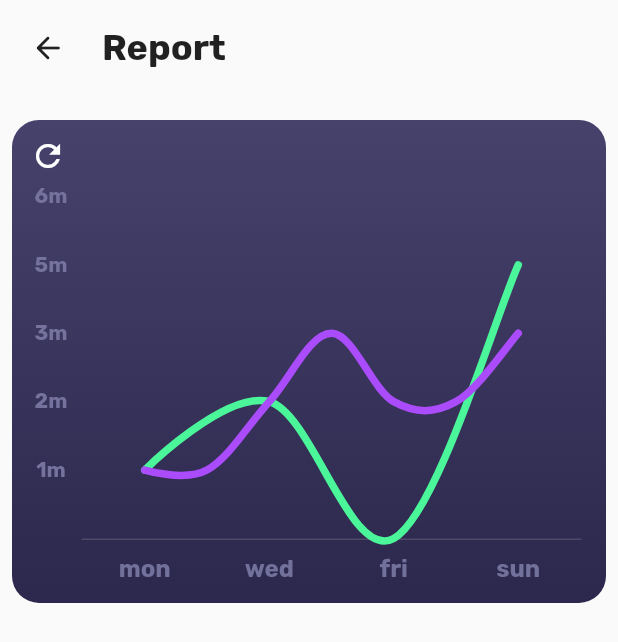
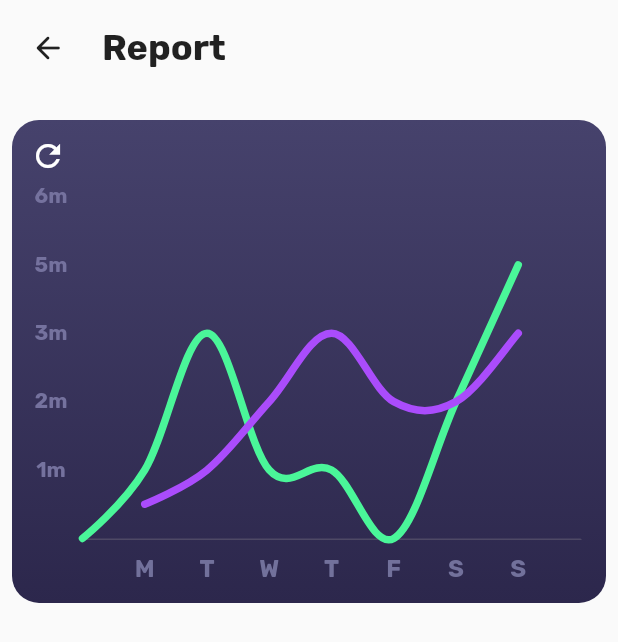
Before and after one commit to LocTr/timee, a Flutter app: the ReportView screen opened directly, on a phone screen of 412 x 824 dp. Shown: the top 642 px of the screen. Run offline on Flutter 3.47's test engine with Material 2 defaults, Android fonts, the phone set to English and light mode, and no system bars; drawn by our look-alikes of fl_chart; our stand-ins replace bloc, equatable, flutter_bloc.

```diff
--- a/lib/timer/bloc/timer_bloc.dart
+++ b/lib/deprecated/timer/bloc/timer_bloc.dart
@@ -2,7 +2,7 @@ import 'dart:async';
 
 import 'package:bloc/bloc.dart';
 import 'package:equatable/equatable.dart';
-import 'package:timee/overview/models/task.dart';
+import 'package:timee/deprecated/model/task.dart';
 import 'package:timee/utils/ticker.dart';
 
 part 'timer_event.dart';
--- a/lib/timer/view/timer_page.dart
+++ b/lib/deprecated/timer/view/timer_page.dart
@@ -1,8 +1,8 @@
 import 'package:flutter/material.dart';
 import 'package:flutter_bloc/flutter_bloc.dart';
-import 'package:timee/overview/models/task.dart';
-import 'package:timee/timer/bloc/timer_bloc.dart';
-import 'package:timee/timer/view/timer_view.dart';
+import 'package:timee/deprecated/timer/bloc/timer_bloc.dart';
+import 'package:timee/deprecated/timer/view/timer_view.dart';
+import 'package:timee/deprecated/model/task.dart';
 import 'package:timee/utils/ticker.dart';
 
 class TimerPage extends StatelessWidget {
--- a/lib/timer/view/timer_view.dart
+++ b/lib/deprecated/timer/view/timer_view.dart
@@ -1,9 +1,9 @@
 import 'package:flutter/material.dart';
 import 'package:flutter_bloc/flutter_bloc.dart';
+import 'package:timee/deprecated/timer/bloc/timer_bloc.dart';
+import 'package:timee/deprecated/timer/widgets/control_section.dart';
+import 'package:timee/deprecated/timer/widgets/timer_text.dart';
 import 'package:timee/shared_widget/header.dart';
-import 'package:timee/timer/bloc/timer_bloc.dart';
-import 'package:timee/timer/widgets/control_section.dart';
-import 'package:timee/timer/widgets/timer_text.dart';
 
 import '../widgets/animated_progress_arc.dart';
 
--- a/lib/timer/widgets/control_section.dart
+++ b/lib/deprecated/timer/widgets/control_section.dart
@@ -1,7 +1,7 @@
 import 'package:flutter/material.dart';
 import 'package:flutter_bloc/flutter_bloc.dart';
-import 'package:timee/overview/models/task.dart';
-import 'package:timee/timer/bloc/timer_bloc.dart';
+import 'package:timee/deprecated/timer/bloc/timer_bloc.dart';
+import 'package:timee/deprecated/model/task.dart';
 
 import 'animated_progress_arc.dart';
 
--- a/lib/overview/view/overview_page.dart
+++ b/lib/overview/view/overview_page.dart
@@ -1,6 +1,6 @@
 import 'package:flutter/material.dart';
 import 'package:timee/new_task/view/new_task_page.dart';
-import 'package:timee/overview/models/task.dart';
+import 'package:timee/deprecated/model/task.dart';
 import 'package:timee/report/view/report_page.dart';
 
 import '../widgets/task_entry.dart';
--- a/lib/report/widgets/chart/linechart.dart
+++ b/lib/report/widgets/chart/linechart.dart
@@ -9,7 +9,7 @@ class _LineChart extends StatelessWidget {
   @override
   Widget build(BuildContext context) {
     return LineChart(
-      isShowingMainData ? sampleData1 : sampleData2,
+      sampleData1,
       swapAnimationDuration: const Duration(milliseconds: 250),
     );
   }
@@ -23,18 +23,6 @@ class _LineChart extends StatelessWidget {
         minX: 0,
         maxX: 8,
         maxY: 5,
-        minY: 0,
-      );
-
-  LineChartData get sampleData2 => LineChartData(
-        lineTouchData: lineTouchData2,
-        gridData: gridData,
-        titlesData: titlesData2,
-        borderData: borderData,
-        lineBarsData: lineBarsData2,
-        minX: 0,
-        maxX: 14,
-        maxY: 6,
         minY: 0,
       );
 
@@ -63,31 +51,6 @@ class _LineChart extends StatelessWidget {
   List<LineChartBarData> get lineBarsData1 => [
         lineChartBarData1_1,
         lineChartBarData1_2,
-      ];
-
-  LineTouchData get lineTouchData2 => LineTouchData(
-        enabled: false,
-      );
-
-  FlTitlesData get titlesData2 => FlTitlesData(
-        bottomTitles: AxisTitles(
-          sideTitles: bottomTitles,
-        ),
-        rightTitles: AxisTitles(
-          sideTitles: SideTitles(showTitles: false),
-        ),
-        topTitles: AxisTitles(
-          sideTitles: SideTitles(showTitles: false),
-        ),
-        leftTitles: AxisTitles(
-          sideTitles: leftTitles(),
-        ),
-      );
-
-  List<LineChartBarData> get lineBarsData2 => [
-        lineChartBarData2_1,
-        lineChartBarData2_2,
-        lineChartBarData2_3,
       ];
 
   Widget leftTitleWidgets(double value, TitleMeta meta) {
@@ -136,20 +99,28 @@ class _LineChart extends StatelessWidget {
     Widget text;
     switch (value.toInt()) {
       case 1:
-        text = const Text('mon', style: style);
+        text = const Text('M', style: style);
         break;
-      case 3:
-        text = const Text('wed', style: style);
+      case 2:
+        text = const Text('T', style: style);
         break;
 
-      case 5:
-        text = const Text('fri', style: style);
+      case 3:
+        text = const Text('W', style: style);
         break;
 
+      case 4:
+        text = const Text('T', style: style);
+        break;
+      case 5:
+        text = const Text('F', style: style);
+        break;
+      case 6:
+        text = const Text('S', style: style);
+        break;
       case 7:
-        text = const Text('sun', style: style);
+        text = const Text('S', style: style);
         break;
-
       default:
         text = const Text('');
         break;
@@ -189,9 +160,13 @@ class _LineChart extends StatelessWidget {
         dotData: FlDotData(show: false),
         belowBarData: BarAreaData(show: false),
         spots: const [
+          FlSpot(0, 0),
           FlSpot(1, 1),
-          FlSpot(3, 2),
+          FlSpot(2, 3),
+          FlSpot(3, 1),
+          FlSpot(4, 1),
           FlSpot(5, 0),
+          FlSpot(6, 2),
           FlSpot(7, 4),
         ],
       );
@@ -207,69 +182,13 @@ class _LineChart extends StatelessWidget {
           color: const Color(0x00aa4cfc),
         ),
         spots: const [
-          FlSpot(1, 1),
+          FlSpot(1, 0.5),
           FlSpot(2, 1),
           FlSpot(3, 2),
           FlSpot(4, 3),
           FlSpot(5, 2),
           FlSpot(6, 2),
           FlSpot(7, 3),
-        ],
-      );
-
-  LineChartBarData get lineChartBarData2_1 => LineChartBarData(
-        isCurved: true,
-        curveSmoothness: 0,
-        color: const Color(0x444af699),
-        barWidth: 4,
-        isStrokeCapRound: true,
-        dotData: FlDotData(show: false),
-        belowBarData: BarAreaData(show: false),
-        spots: const [
-          FlSpot(1, 1),
-          FlSpot(3, 4),
-          FlSpot(5, 1.8),
-          FlSpot(7, 5),
-          FlSpot(10, 2),
-          FlSpot(12, 2.2),
-          FlSpot(13, 1.8),
-        ],
-      );
-
-  LineChartBarData get lineChartBarData2_2 => LineChartBarData(
-        isCurved: true,
-        color: const Color(0x99aa4cfc),
-        barWidth: 4,
-        isStrokeCapRound: true,
-        dotData: FlDotData(show: false),
-        belowBarData: BarAreaData(
-          show: true,
-          color: const Color(0x33aa4cfc),
-        ),
-        spots: const [
-          FlSpot(1, 1),
-          FlSpot(3, 2.8),
-          FlSpot(7, 1.2),
-          FlSpot(10, 2.8),
-          FlSpot(12, 2.6),
-          FlSpot(13, 3.9),
-        ],
-      );
-
-  LineChartBarData get lineChartBarData2_3 => LineChartBarData(
-        isCurved: true,
-        curveSmoothness: 0,
-        color: const Color(0x4427b6fc),
-        barWidth: 2,
-        isStrokeCapRound: true,
-        dotData: FlDotData(show: true),
-        belowBarData: BarAreaData(show: false),
-        spots: const [
-          FlSpot(1, 3.8),
-          FlSpot(3, 1.9),
-          FlSpot(6, 5),
-          FlSpot(10, 3.3),
-          FlSpot(13, 4.5),
         ],
       );
 }
```
Also changed, not shown: lib/main.dart (+9 -0 lines), lib/overview/widgets/task_entry.dart (+5 -3 lines), lib/task_detail/view/task_detail_page.dart (added, +16 -0 lines), lib/task_detail/view/task_detail_view.dart (added, +64 -0 lines), lib/task_detail/widgets/task_slider.dart (added, +12 -0 lines), lib/deprecated/model/task.dart (renamed from lib/overview/models/task.dart), lib/deprecated/timer/bloc/timer_event.dart (renamed from lib/timer/bloc/timer_event.dart), lib/deprecated/timer/bloc/timer_state.dart (renamed from lib/timer/bloc/timer_state.dart), lib/deprecated/timer/widgets/animated_progress_arc.dart (renamed from lib/timer/widgets/animated_progress_arc.dart), lib/deprecated/timer/widgets/progress_arc.dart (renamed from lib/timer/widgets/progress_arc.dart), lib/deprecated/timer/widgets/timer_text.dart (renamed from lib/timer/widgets/timer_text.dart).
